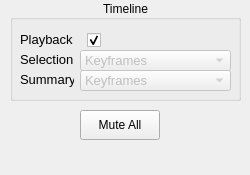
Before: the Qt Designer form libs/gui-osg-qt/ACVideoControlsDockWidgetQt.ui in MediaCycle/MediaCycle, drawn with Qt 5.
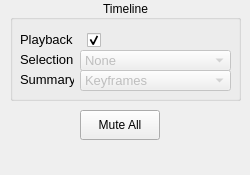
After: the same form once the commit is applied.

Commit message: The video timeline won't display selection thumbnails by default (requires ffmpeg'ing thumbnails of the video by hand for now)

The edit to the form file:
```diff
--- a/libs/gui-osg-qt/ACVideoControlsDockWidgetQt.ui
+++ b/libs/gui-osg-qt/ACVideoControlsDockWidgetQt.ui
@@ -157,7 +157,7 @@
      </property>
      <item>
       <property name="text">
-       <string>Keyframes</string>
+       <string>None</string>
       </property>
      </item>
      <item>
```
Left out of the diff: 2 changed lines with no effect on the pictures.
